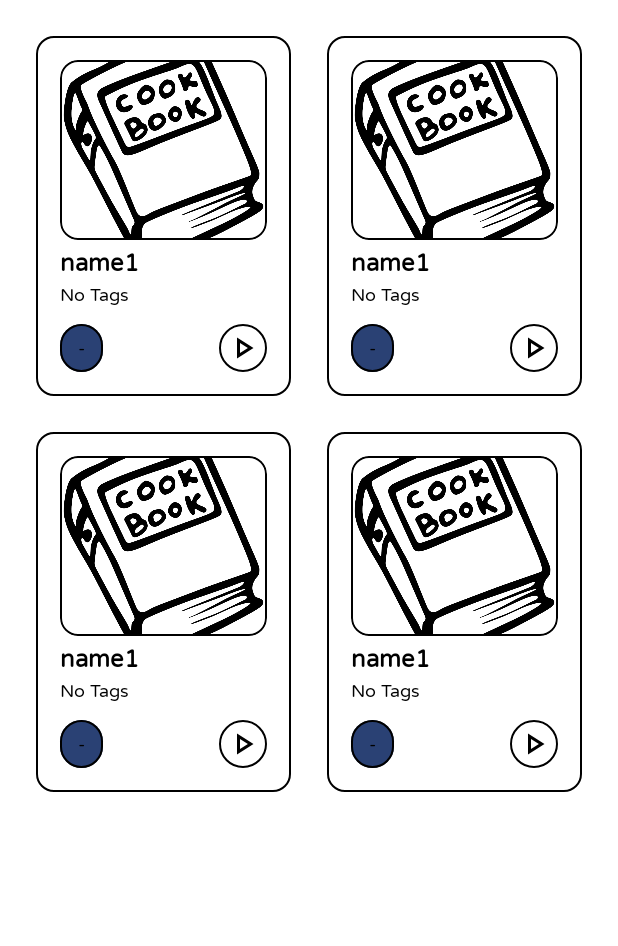
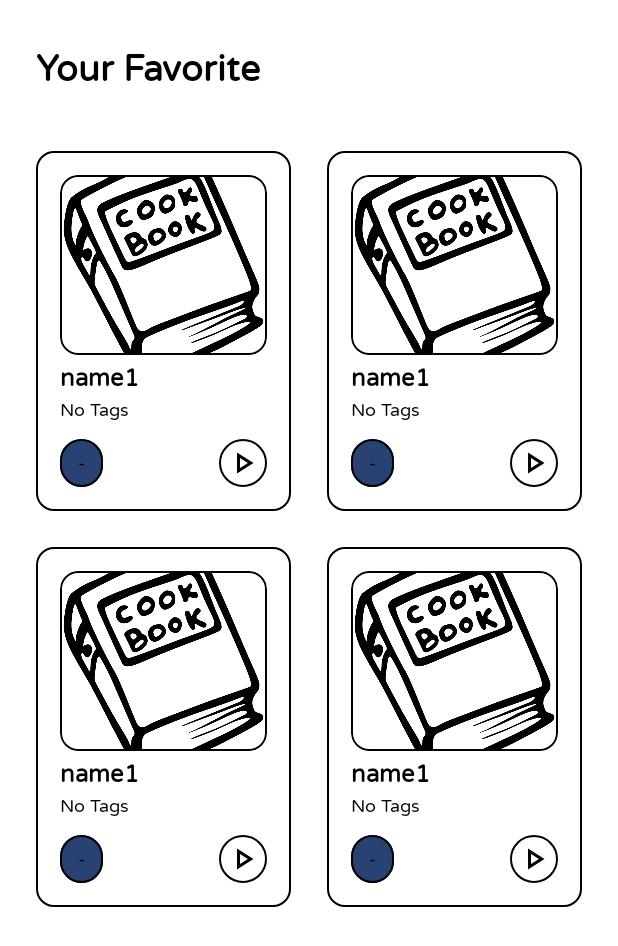
Before and after one commit to pascaladitia/Food_Recipes_Compose, an Android app built with Jetpack Compose: the @Preview function FavoritePreview, on a phone screen of 412 x 824 dp. Shown: the top 946 px of the screen. Run offline under Robolectric (Android 15) with nearby library versions, the phone set to English and light mode, and no system bars; our stand-ins replace Room's generated code; network calls fail; pictures from the network do not load.

Commit message:
add title favorite

```diff
--- a/app/src/main/java/com/pascal/foodrecipescompose/presentation/screen/detail/tabs/IngredientsTab.kt
+++ b/app/src/main/java/com/pascal/foodrecipescompose/presentation/screen/detail/tabs/IngredientsTab.kt
@@ -53,7 +53,7 @@ fun IngredientsTab(modifier: Modifier = Modifier, item: DetailRecipesMapping?) {
                     modifier = Modifier
                         .padding(14.dp)
                         .fillMaxWidth()
-                        .padding(end = 12.dp)
+                        .padding(end = 20.dp)
                 ) {
                     Text(
                         text = data.strIngredient ?: "-",
--- a/app/src/main/java/com/pascal/foodrecipescompose/presentation/screen/favorite/FavoriteScreen.kt
+++ b/app/src/main/java/com/pascal/foodrecipescompose/presentation/screen/favorite/FavoriteScreen.kt
@@ -20,6 +20,7 @@ import androidx.compose.foundation.lazy.grid.LazyVerticalGrid
 import androidx.compose.foundation.lazy.grid.rememberLazyGridState
 import androidx.compose.foundation.shape.RoundedCornerShape
 import androidx.compose.material.icons.Icons
+import androidx.compose.material.icons.outlined.ArrowBack
 import androidx.compose.material.icons.outlined.EmojiFoodBeverage
 import androidx.compose.material.icons.outlined.PlayArrow
 import androidx.compose.material3.Icon
@@ -100,6 +101,16 @@ fun FavoriteContent(
     listFavorite: List<FavoritesEntity?>?,
     onDetailClick: (String) -> Unit
 ) {
+    Column(
+        modifier = modifier.padding(top = 32.dp)
+    ) {
+        Text(
+            modifier = Modifier
+                .padding(start = 24.dp, bottom = 16.dp),
+            text = "Your Favorite",
+            style = MaterialTheme.typography.headlineLarge
+        )
+
         LazyVerticalGrid(
             columns = GridCells.Adaptive(130.dp),
             state = rememberLazyGridState(),
@@ -115,6 +126,7 @@ fun FavoriteContent(
                             onDetailClick(it.toString())
                         }
                     )
+                }
             }
         }
     }
```
Also changed, not shown: app/src/main/java/com/pascal/foodrecipescompose/presentation/screen/home/HomeViewModel.kt (+1 -8 lines). Lines whose indentation alone changed are shown as unchanged.
